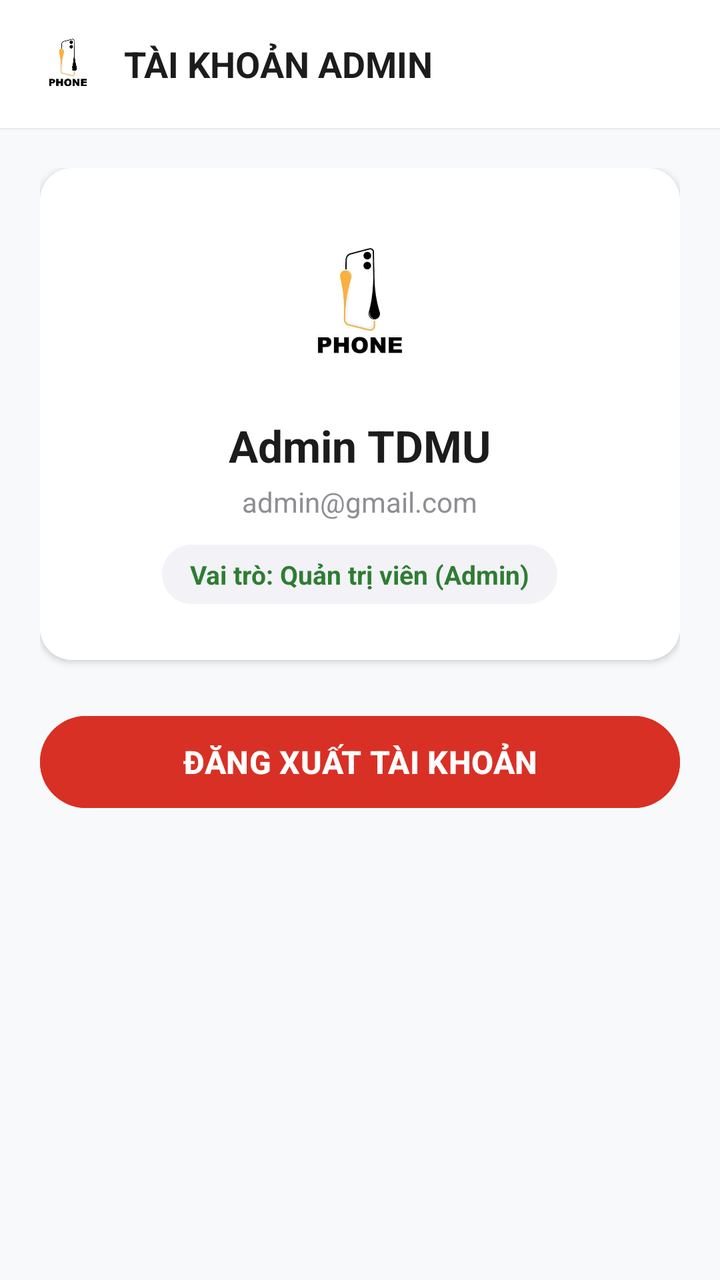
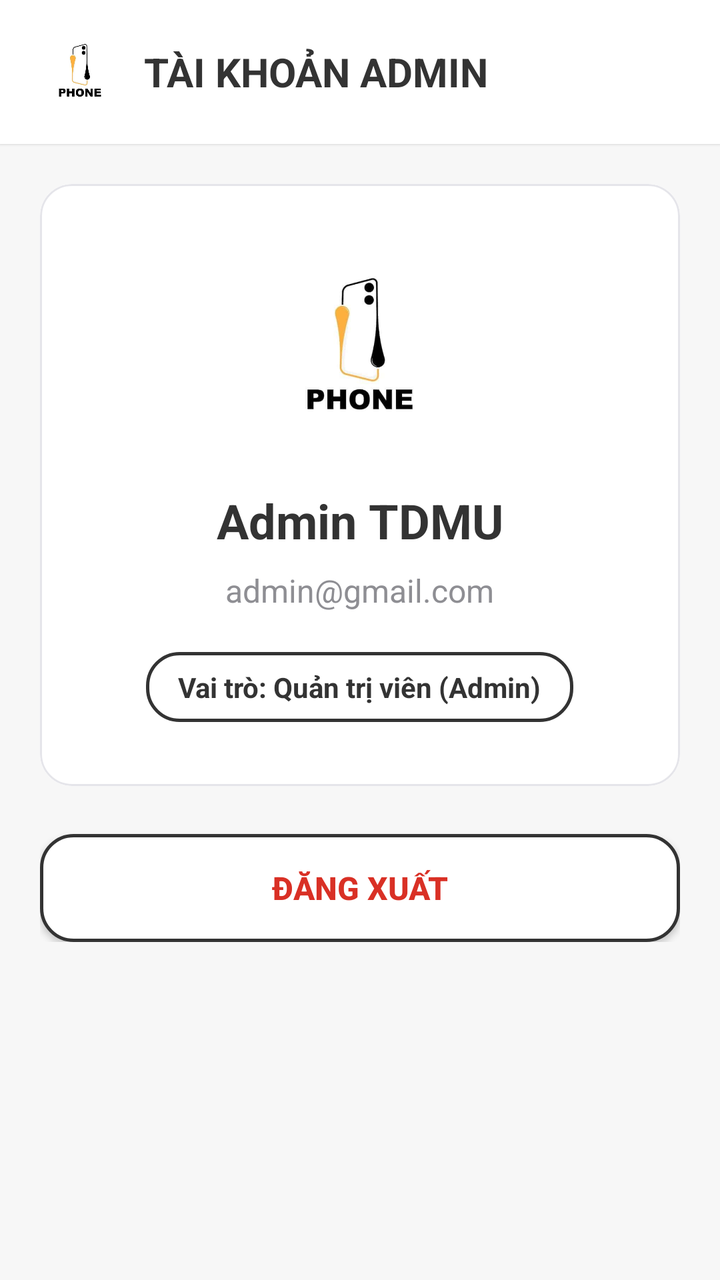

Screens rendered from an Android XML layout before and after an edit, with the pre-edit source and the edit as a unified diff.
<!-- AndroidManifest.xml: application theme Theme.MobileDeviceStoreTDMU -->
<!-- res/layout/fragment_admin_profile.xml -->
<?xml version="1.0" encoding="utf-8"?>
<LinearLayout xmlns:android="http://schemas.android.com/apk/res/android"
    xmlns:app="http://schemas.android.com/apk/res-auto"
    android:layout_width="match_parent"
    android:layout_height="match_parent"
    android:orientation="vertical"
    android:background="#F8F9FA">

    
    <LinearLayout
        android:layout_width="match_parent"
        android:layout_height="wrap_content"
        android:background="#FFFFFF"
        android:elevation="1dp"
        android:paddingHorizontal="16dp"
        android:paddingVertical="14dp"
        android:orientation="horizontal"
        android:gravity="center_vertical">

        <ImageView
            android:layout_width="36dp"
            android:layout_height="36dp"
            android:src="@drawable/logo"
            android:scaleType="fitCenter"
            android:contentDescription="Logo Admin"
            android:layout_marginEnd="10dp" />

        <TextView
            android:layout_width="0dp"
            android:layout_height="wrap_content"
            android:layout_weight="1"
            android:text="TÀI KHOẢN ADMIN"
            android:textColor="#1C1C1C"
            android:textSize="18sp"
            android:textStyle="bold" />

    </LinearLayout>

    <ScrollView
        android:layout_width="match_parent"
        android:layout_height="match_parent">

        <LinearLayout
            android:layout_width="match_parent"
            android:layout_height="wrap_content"
            android:orientation="vertical"
            android:padding="20dp">

            
            <com.google.android.material.card.MaterialCardView
                android:layout_width="match_parent"
                android:layout_height="wrap_content"
                android:layout_marginBottom="24dp"
                app:cardCornerRadius="16dp"
                app:cardElevation="2dp"
                app:strokeWidth="0dp">

                <LinearLayout
                    android:layout_width="match_parent"
                    android:layout_height="wrap_content"
                    android:orientation="vertical"
                    android:gravity="center"
                    android:background="#FFFFFF"
                    android:padding="28dp">

                    <ImageView
                        android:layout_width="80dp"
                        android:layout_height="80dp"
                        android:src="@drawable/logo"
                        android:scaleType="fitCenter"
                        android:contentDescription="Avatar Admin"
                        android:layout_marginBottom="16dp" />

                    <TextView
                        android:id="@+id/tvProfileHoTen"
                        android:layout_width="wrap_content"
                        android:layout_height="wrap_content"
                        android:text="Admin TDMU"
                        android:textColor="#1C1C1C"
                        android:textSize="22sp"
                        android:textStyle="bold"
                        android:layout_marginBottom="4dp" />

                    <TextView
                        android:id="@+id/tvProfileEmail"
                        android:layout_width="wrap_content"
                        android:layout_height="wrap_content"
                        android:text="admin@gmail.com"
                        android:textColor="#8E8E93"
                        android:textSize="14sp"
                        android:layout_marginBottom="12dp" />

                    <TextView
                        android:layout_width="wrap_content"
                        android:layout_height="wrap_content"
                        android:text="Vai trò: Quản trị viên (Admin)"
                        android:textColor="#2E7D32"
                        android:textSize="13sp"
                        android:textStyle="bold"
                        android:background="@drawable/bg_badge_status"
                        android:paddingHorizontal="14dp"
                        android:paddingVertical="6dp" />

                </LinearLayout>

            </com.google.android.material.card.MaterialCardView>

            
            <Button
                android:id="@+id/btnProfileDangXuat"
                android:layout_width="match_parent"
                android:layout_height="54dp"
                android:text="ĐĂNG XUẤT TÀI KHOẢN"
                android:backgroundTint="#D93025"
                android:textColor="#FFFFFF"
                android:textSize="16sp"
                android:textStyle="bold" />

        </LinearLayout>

    </ScrollView>

</LinearLayout>
<!-- resources referenced by this layout -->
<resources>
  <!-- drawable bg_badge_status (drawable) -->
  <?xml version="1.0" encoding="utf-8"?>
  <shape xmlns:android="http://schemas.android.com/apk/res/android"
      android:shape="rectangle">
      <solid android:color="#F2F2F7" />
      <corners android:radius="20dp" />
  </shape>
  <!-- drawable logo: jpg bitmap (drawable, 5396 bytes) -->
  <style name="Theme.MobileDeviceStoreTDMU" parent="Base.Theme.MobileDeviceStoreTDMU" />
  <style name="Base.Theme.MobileDeviceStoreTDMU" parent="Theme.Material3.DayNight.NoActionBar">
          
          
      </style>
</resources>

<!-- the commit's change to res/layout/fragment_admin_profile.xml (unified diff, before → after) -->
@@ -4,41 +4,43 @@
     android:layout_width="match_parent"
     android:layout_height="match_parent"
     android:orientation="vertical"
-    android:background="#F8F9FA">
+    android:background="@color/bg_light">
 
     
     <LinearLayout
         android:layout_width="match_parent"
         android:layout_height="wrap_content"
-        android:background="#FFFFFF"
+        android:background="@color/bg_white"
         android:elevation="1dp"
-        android:paddingHorizontal="16dp"
-        android:paddingVertical="14dp"
+        android:paddingHorizontal="20dp"
+        android:paddingVertical="16dp"
         android:orientation="horizontal"
         android:gravity="center_vertical">
 
         <ImageView
-            android:layout_width="36dp"
-            android:layout_height="36dp"
+            android:layout_width="40dp"
+            android:layout_height="40dp"
             android:src="@drawable/logo"
             android:scaleType="fitCenter"
             android:contentDescription="Logo Admin"
-            android:layout_marginEnd="10dp" />
+            android:layout_marginEnd="12dp" />
 
         <TextView
             android:layout_width="0dp"
             android:layout_height="wrap_content"
             android:layout_weight="1"
             android:text="TÀI KHOẢN ADMIN"
-            android:textColor="#1C1C1C"
-            android:textSize="18sp"
+            android:textColor="@color/text_primary"
+            android:textSize="20sp"
             android:textStyle="bold" />
 
     </LinearLayout>
 
     <ScrollView
         android:layout_width="match_parent"
-        android:layout_height="match_parent">
+        android:layout_height="match_parent"
+        android:clipToPadding="false"
+        android:paddingBottom="24dp">
 
         <LinearLayout
             android:layout_width="match_parent"
@@ -52,69 +54,71 @@
                 android:layout_height="wrap_content"
                 android:layout_marginBottom="24dp"
                 app:cardCornerRadius="16dp"
-                app:cardElevation="2dp"
-                app:strokeWidth="0dp">
+                app:cardElevation="0dp"
+                app:strokeWidth="1dp"
+                app:strokeColor="@color/stroke_light">
 
                 <LinearLayout
                     android:layout_width="match_parent"
                     android:layout_height="wrap_content"
                     android:orientation="vertical"
                     android:gravity="center"
-                    android:background="#FFFFFF"
-                    android:padding="28dp">
+                    android:background="@color/bg_white"
+                    android:padding="32dp">
 
                     <ImageView
-                        android:layout_width="80dp"
-                        android:layout_height="80dp"
+                        android:layout_width="100dp"
+                        android:layout_height="100dp"
                         android:src="@drawable/logo"
                         android:scaleType="fitCenter"
                         android:contentDescription="Avatar Admin"
-                        android:layout_marginBottom="16dp" />
+                        android:layout_marginBottom="20dp" />
 
                     <TextView
                         android:id="@+id/tvProfileHoTen"
                         android:layout_width="wrap_content"
                         android:layout_height="wrap_content"
                         android:text="Admin TDMU"
-                        android:textColor="#1C1C1C"
-                        android:textSize="22sp"
+                        android:textColor="@color/text_primary"
+                        android:textSize="24sp"
                         android:textStyle="bold"
-                        android:layout_marginBottom="4dp" />
+                        android:layout_marginBottom="8dp" />
 
                     <TextView
                         android:id="@+id/tvProfileEmail"
                         android:layout_width="wrap_content"
                         android:layout_height="wrap_content"
                         android:text="admin@gmail.com"
-                        android:textColor="#8E8E93"
-                        android:textSize="14sp"
-                        android:layout_marginBottom="12dp" />
+                        android:textColor="@color/text_secondary"
+                        android:textSize="16sp"
+                        android:layout_marginBottom="20dp" />
 
                     <TextView
                         android:layout_width="wrap_content"
                         android:layout_height="wrap_content"
                         android:text="Vai trò: Quản trị viên (Admin)"
-                        android:textColor="#2E7D32"
-                        android:textSize="13sp"
+                        android:textColor="@color/text_primary"
+                        android:textSize="14sp"
                         android:textStyle="bold"
-                        android:background="@drawable/bg_badge_status"
-                        android:paddingHorizontal="14dp"
-                        android:paddingVertical="6dp" />
+                        android:background="@drawable/bg_btn_secondary"
+                        android:paddingHorizontal="16dp"
+                        android:paddingVertical="8dp" />
 
                 </LinearLayout>
 
             </com.google.android.material.card.MaterialCardView>
 
             
-            <Button
+            <androidx.appcompat.widget.AppCompatButton
                 android:id="@+id/btnProfileDangXuat"
                 android:layout_width="match_parent"
                 android:layout_height="54dp"
-                android:text="ĐĂNG XUẤT TÀI KHOẢN"
-                android:backgroundTint="#D93025"
-                android:textColor="#FFFFFF"
+                android:text="ĐĂNG XUẤT"
+                android:background="@drawable/bg_btn_secondary"
+                android:textColor="#D93025"
                 android:textSize="16sp"
-                android:textStyle="bold" />
+                android:textStyle="bold"
+                android:elevation="0dp" />
 
         </LinearLayout>
 
<!-- resource entries referenced after the edit -->
@@ -1,14 +1,21 @@
 <!-- resources referenced by this layout -->
 <resources>
-  <!-- drawable bg_badge_status (drawable) -->
+  <color name="bg_light">#F7F7F7</color>
+  <color name="bg_white">#FFFFFF</color>
+  <color name="stroke_light">#E5E5EA</color>
+  <color name="text_primary">#333333</color>
+  <color name="text_secondary">#8E8E93</color>
+  <!-- drawable bg_btn_secondary (drawable) -->
   <?xml version="1.0" encoding="utf-8"?>
   <shape xmlns:android="http://schemas.android.com/apk/res/android"
       android:shape="rectangle">
-      <solid android:color="#F2F2F7" />
-      <corners android:radius="20dp" />
+      <solid android:color="@color/bg_white" />
+      <stroke android:width="1.5dp" android:color="@color/primary_black" />
+      <corners android:radius="16dp" />
   </shape>
   <!-- drawable logo: jpg bitmap (drawable, 5396 bytes) -->
   <style name="Theme.MobileDeviceStoreTDMU" parent="Base.Theme.MobileDeviceStoreTDMU" />
+  <color name="primary_black">#333333</color>
   <style name="Base.Theme.MobileDeviceStoreTDMU" parent="Theme.Material3.DayNight.NoActionBar">
           
           
